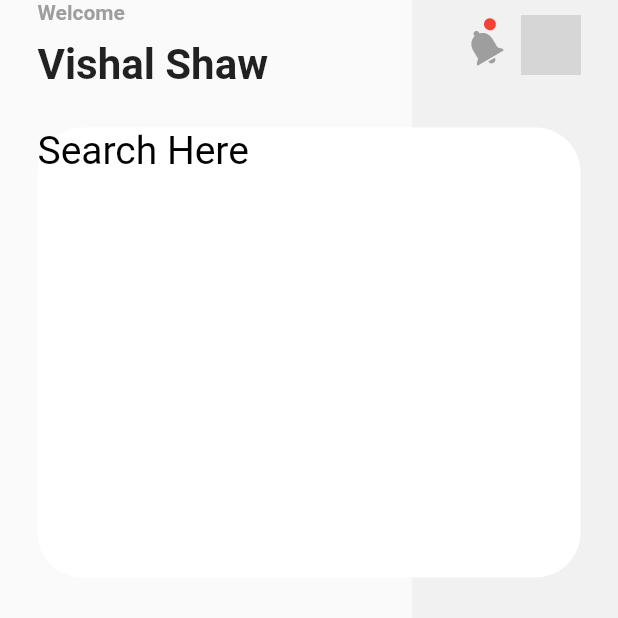
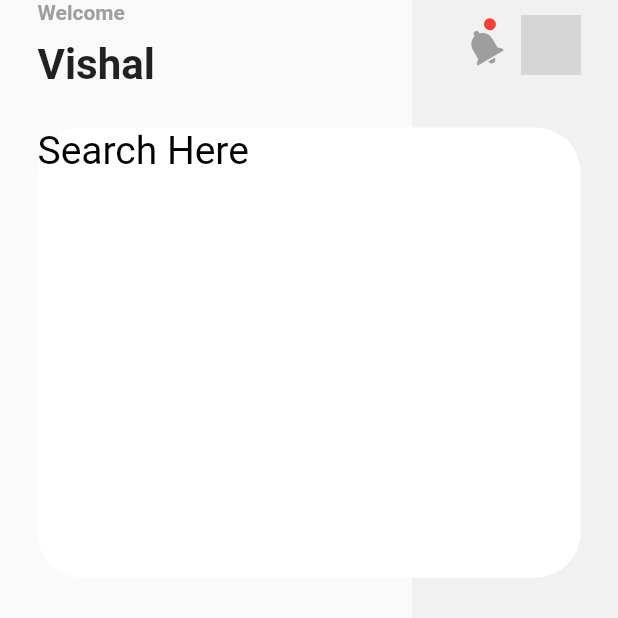
Before and after one commit to VishalSh-Dev/job_finder_app, a Flutter app: the screen it shows after launch, on a phone screen of 412 x 824 dp, the top half of it. Run offline on Flutter 3.47's test engine with Material 2 defaults, Android fonts, the phone set to English and light mode, and no system bars; network calls fail; grey boxes are pictures that could not be loaded.

Commit message:
Update home_app_bar.dart

```diff
--- a/lib/screens/home/home_app_bar.dart
+++ b/lib/screens/home/home_app_bar.dart
@@ -22,7 +22,7 @@ class HomeAppBar extends StatelessWidget {
               ),
               SizedBox(height: 10),
               Text(
-                'Vishal Shaw',
+                'Vishal',
                 style: TextStyle(fontWeight: FontWeight.bold, fontSize: 28),
               )
             ],
```
